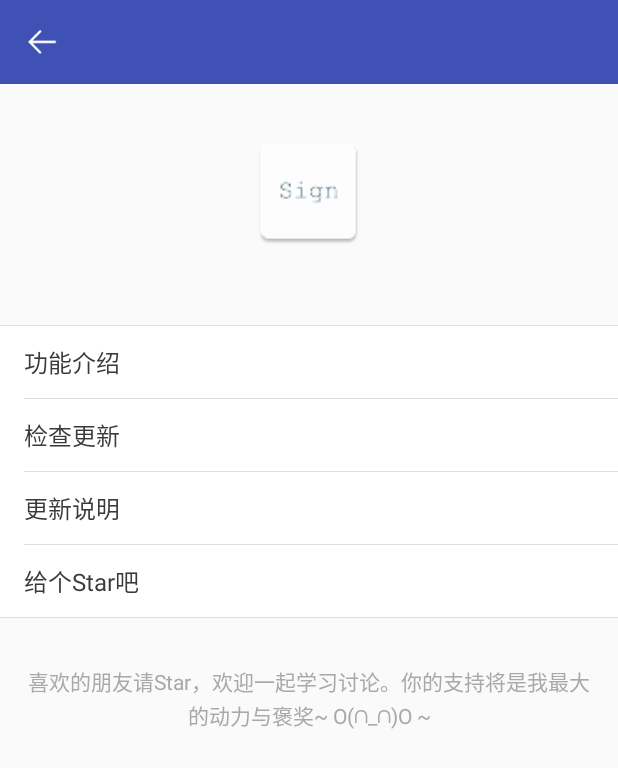
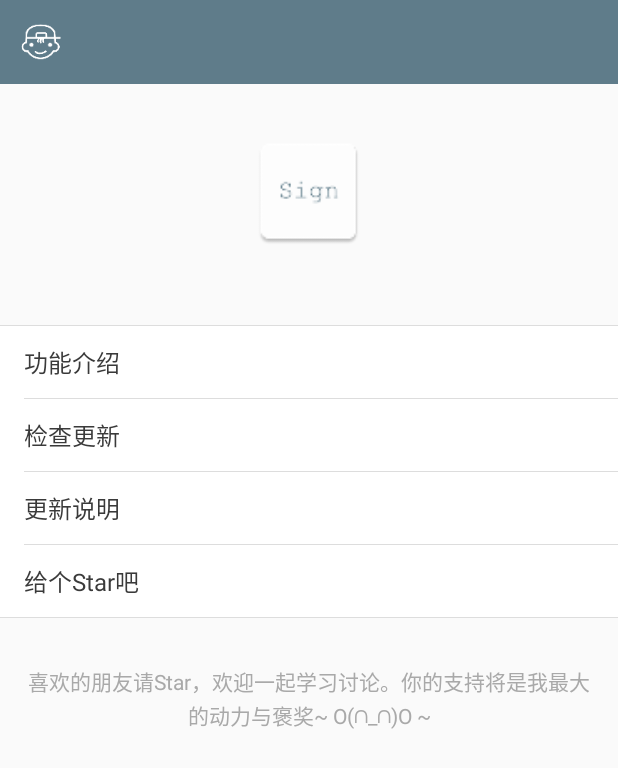
Before and after one commit to maoqiqi/AndroidSign, an Android app: the layout activity_main.xml on its own in the app's theme, with its tools: preview values and no code run, on a phone screen of 412 x 824 dp. Shown: the top 768 px of the screen. Run offline under Robolectric (Android 15) with nearby library versions, the phone set to English and light mode, and no system bars.

Commit message:
Update UI.

```diff
--- a/app/src/main/res/layout/activity_main.xml
+++ b/app/src/main/res/layout/activity_main.xml
@@ -13,7 +13,7 @@
         android:layout_height="?attr/actionBarSize"
         android:background="@color/color_primary"
         app:contentInsetStartWithNavigation="0dp"
-        app:navigationIcon="@drawable/ic_back"
+        app:navigationIcon="@drawable/ic_home"
         app:titleTextColor="@color/white" />
 
     <ImageView
--- a/app/src/main/res/values/colors.xml
+++ b/app/src/main/res/values/colors.xml
@@ -1,7 +1,7 @@
 <?xml version="1.0" encoding="utf-8"?>
 <resources>
-    <color name="color_primary">#3F51B5</color>
-    <color name="color_primary_dark">#303F9F</color>
+    <color name="color_primary">#5F7C8A</color>
+    <color name="color_primary_dark">#455A64</color>
     <color name="color_accent">#FF4081</color>
 
     <color name="text_color_primary">#3a3a3a</color>
--- a/app/src/main/res/values/strings.xml
+++ b/app/src/main/res/values/strings.xml
@@ -1,5 +1,5 @@
 <resources>
-    <string name="app_name">AndroidSign</string>
+    <string name="app_name">Sign</string>
     <string name="about">关于</string>
     <string name="launcher_description">launcher</string>
     <string name="function_introduction">功能介绍</string>
```
Also changed, not shown: app/src/main/java/com/codearms/maoqiqi/sign/MainActivity.java (+12 -1 lines), app/src/main/res/drawable-xhdpi/ic_back.png (deleted), app/src/main/res/drawable-xxxhdpi/ic_home.png (added).
